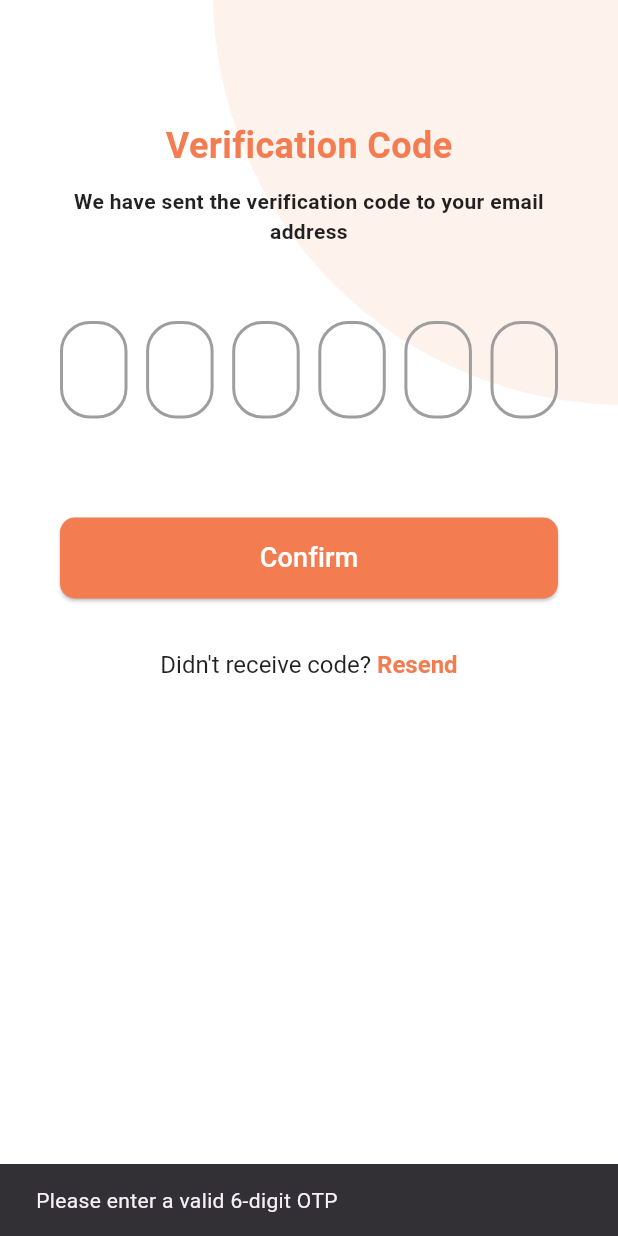
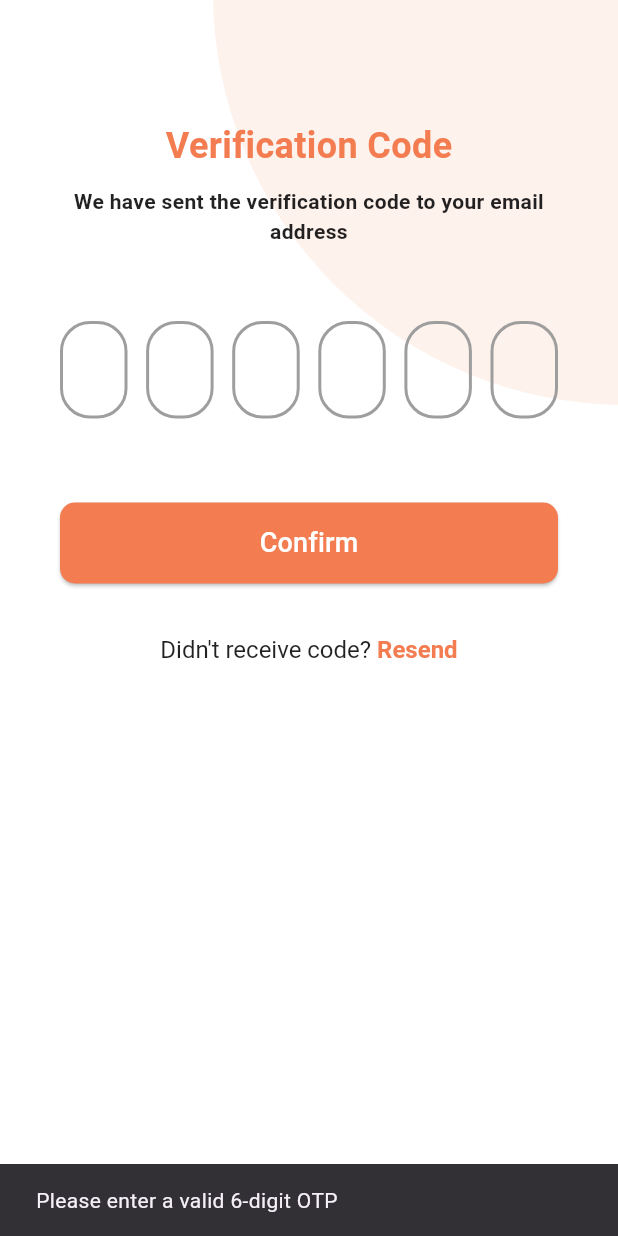
Before and after one commit to Maisheta/Wavlo, a Flutter app: the VerifyScreen screen opened directly with empty values, after a tap on "Confirm", on a phone screen of 412 x 824 dp. Run offline on Flutter 3.47's test engine with Material 3 defaults, Android fonts, the phone set to English and light mode, and no system bars; drawn by our look-alikes of pin_code_fields; our stand-ins replace image_picker, shared_preferences; accounts and stored records are empty.

Commit message:
verify_screen.dart

```diff
--- a/lib/screens/verify_screen.dart
+++ b/lib/screens/verify_screen.dart
@@ -1,14 +1,13 @@
-import 'dart:convert';
 import 'package:flutter/material.dart';
+import 'package:chat/screens/Home_screen.dart';
+import 'package:pin_code_fields/pin_code_fields.dart';
 import 'package:http/http.dart' as http;
-import 'package:chat/screens/Home_screen.dart';
 import '../components/Orange_Circle.dart';
-import 'package:pin_code_fields/pin_code_fields.dart';
 
 class VerifyScreen extends StatefulWidget {
   final String email;
 
-  const VerifyScreen({Key? key, required this.email}) : super(key: key);
+  const VerifyScreen({super.key, required this.email});
 
   @override
   State<VerifyScreen> createState() => VerifyScreenState();
@@ -18,37 +17,70 @@ class VerifyScreenState extends State<VerifyScreen> {
   String otp = '';
   TextEditingController otpController = TextEditingController();
 
-  Future<void> verifyOtpFromApi() async {
+  Future<void> verifyOtp() async {
+    if (otp.length != 6) {
+      ScaffoldMessenger.of(context).showSnackBar(
+        const SnackBar(content: Text("Please enter a valid 6-digit OTP")),
+      );
+      return;
+    }
+
     final url = Uri.parse(
       "https://wavlo.azurewebsites.net/api/auth/validate-otp",
     );
 
+    try {
       final response = await http.post(
         url,
         headers: {"Content-Type": "application/json"},
         body: '{"email": "${widget.email}", "otp": "$otp"}',
       );
 
-    print("🔐 Sent OTP: $otp for ${widget.email}");
-    print("📡 Response: ${response.statusCode} - ${response.body}");
-
       if (response.statusCode == 200) {
-      Navigator.push(
+        Navigator.pushReplacement(
           context,
-        MaterialPageRoute(builder: (context) => HomeScreen()),
+          MaterialPageRoute(builder: (context) => const HomeScreen()),
         );
       } else {
         ScaffoldMessenger.of(
           context,
-      ).showSnackBar(SnackBar(content: Text("❌ Invalid OTP")));
+        ).showSnackBar(const SnackBar(content: Text("❌ Invalid OTP")));
+      }
+    } catch (e) {
+      print("OTP verification error: $e");
+      ScaffoldMessenger.of(
+        context,
+      ).showSnackBar(const SnackBar(content: Text("Something went wrong")));
     }
   }
 
-  void resetOtp() {
-    setState(() {
-      otp = '';
-      otpController.clear();
-    });
+  Future<void> resendOtp() async {
+    final url = Uri.parse(
+      "https://wavlo.azurewebsites.net/api/auth/resend-otp",
+    );
+
+    try {
+      final response = await http.post(
+        url,
+        headers: {"Content-Type": "application/json"},
+        body: '{"email": "${widget.email}"}',
+      );
+
+      if (response.statusCode == 200) {
+        ScaffoldMessenger.of(context).showSnackBar(
+          const SnackBar(content: Text("✅ OTP re-sent successfully")),
+        );
+      } else {
+        ScaffoldMessenger.of(
+          context,
+        ).showSnackBar(const SnackBar(content: Text("❌ Failed to resend OTP")));
+      }
+    } catch (e) {
+      print("Resend error: $e");
+      ScaffoldMessenger.of(
+        context,
+      ).showSnackBar(const SnackBar(content: Text("⚠️ Error resending OTP")));
+    }
   }
 
   @override
@@ -97,7 +129,7 @@ class VerifyScreenState extends State<VerifyScreen> {
                 PinCodeTextField(
                   appContext: context,
                   controller: otpController,
-                  length: 6, // تغيير من 4 إلى 6
+                  length: 6,
                   obscureText: true,
                   animationType: AnimationType.fade,
                   keyboardType: TextInputType.number,
@@ -109,8 +141,10 @@ class VerifyScreenState extends State<VerifyScreen> {
                     fieldHeight: 65,
                     fieldWidth: 45,
                     inactiveColor: Colors.grey,
-                    inactiveFillColor: Color(0xffF37C50).withOpacity(0.08),
-                    selectedColor: Color(0xffF37C50),
+                    inactiveFillColor: const Color(
+                      0xffF37C50,
+                    ).withOpacity(0.08),
+                    selectedColor: const Color(0xffF37C50),
                     selectedFillColor: Colors.white,
                     activeFillColor: Colors.white,
                   ),
@@ -123,19 +157,9 @@ class VerifyScreenState extends State<VerifyScreen> {
                     otp = value;
                   },
                 ),
-                const SizedBox(height: 50),
+                const SizedBox(height: 40),
                 ElevatedButton(
-                  onPressed: () {
-                    if (otp.length == 6) {
-                      verifyOtpFromApi();
-                    } else {
-                      ScaffoldMessenger.of(context).showSnackBar(
-                        const SnackBar(
-                          content: Text("Please enter a valid 6-digit OTP"),
-                        ),
-                      );
-                    }
-                  },
+                  onPressed: verifyOtp,
                   style: ElevatedButton.styleFrom(
                     backgroundColor: const Color(0xffF37C50),
                     padding: const EdgeInsets.symmetric(vertical: 14),
@@ -152,9 +176,9 @@ class VerifyScreenState extends State<VerifyScreen> {
                 const SizedBox(height: 20),
                 Center(
                   child: TextButton(
-                    onPressed: resetOtp,
+                    onPressed: resendOtp,
                     child: RichText(
-                      text: TextSpan(
+                      text: const TextSpan(
                         children: [
                           TextSpan(
                             text: "Didn't receive code? ",
```
Lines whose indentation alone changed are shown as unchanged.
